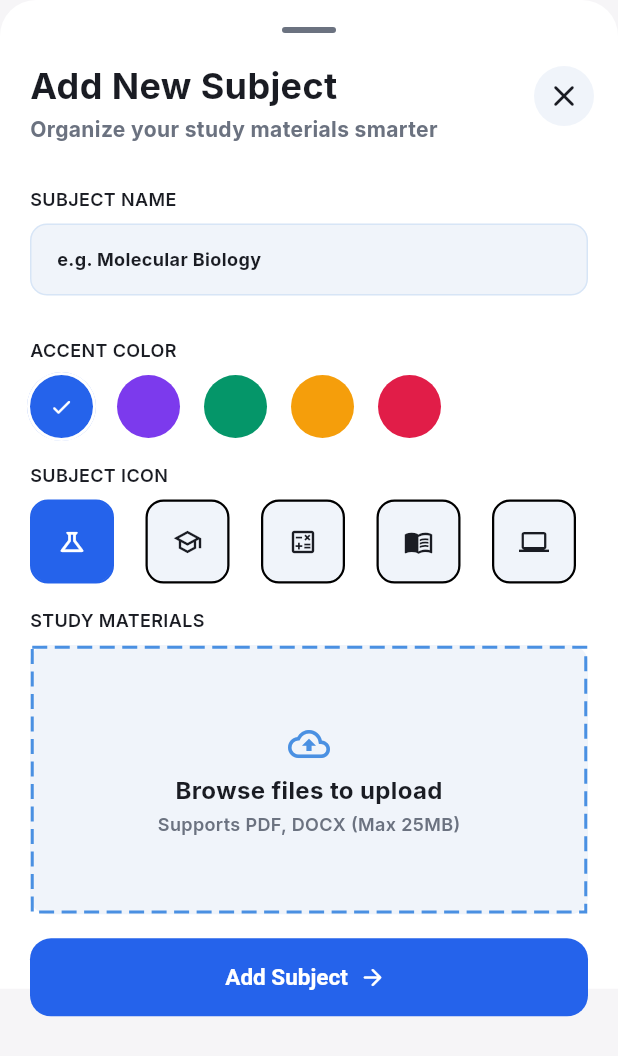
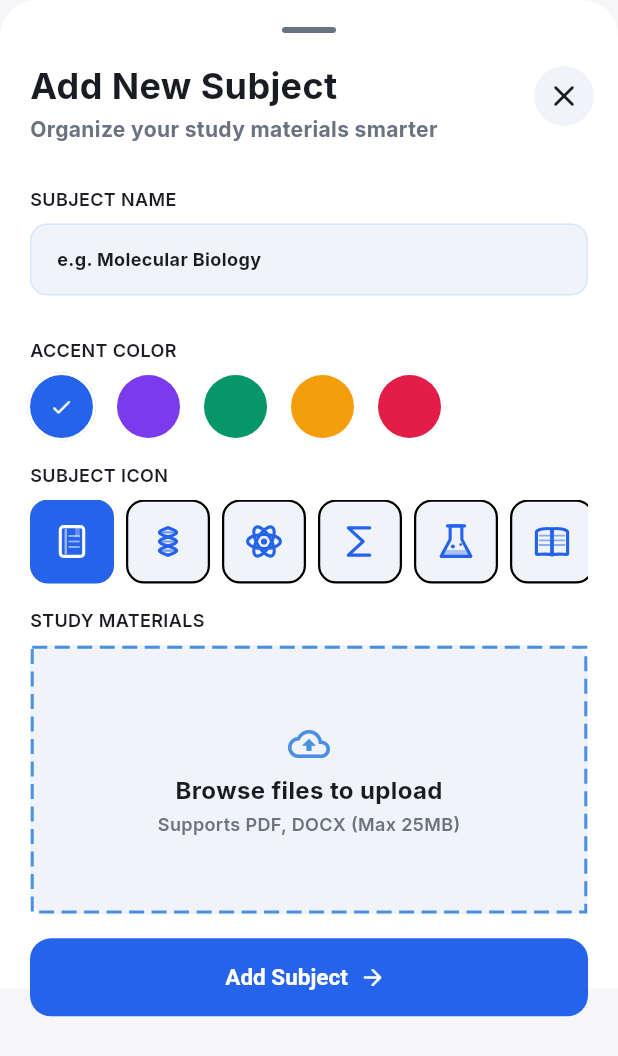
Before and after one commit to ahmedEhab10/study_flow, a Flutter app: the AddSubjectSheet widget shown alone on an empty page, opened directly, on a phone screen of 412 x 824 dp. Shown: the top 1056 px of the screen. Run offline on Flutter 3.47's test engine with Material 3 defaults, Android fonts, the phone set to English and light mode, and no system bars; drawn by our look-alikes of dotted_border; our stand-ins replace dots_indicator, flutter_bloc, flutter_screenutil, flutter_svg, google_fonts, hive_flutter and 2 more; accounts and stored records are empty; project files that could hold a hidden picture were left out.

Commit message:
add app icons to add subject screen

```diff
--- a/lib/Core/Helper/subject_icon_pranter.dart
+++ b/lib/Core/Helper/subject_icon_pranter.dart
@@ -43,6 +43,9 @@ class _SubjectIconPainter extends CustomPainter {
       ..style = PaintingStyle.fill;
 
     switch (icon) {
+      case SubjectIcon.general:
+        _drawGeneral(canvas, size, paint, fill);
+        break;
       case SubjectIcon.biology:
         _drawBiology(canvas, size, paint, fill);
         break;
@@ -67,6 +70,55 @@ class _SubjectIconPainter extends CustomPainter {
       case SubjectIcon.computerScience:
         _drawComputerScience(canvas, size, paint, fill);
         break;
+    }
+  }
+
+  // General: simple study notebook with a bookmark
+  void _drawGeneral(Canvas canvas, Size s, Paint p, Paint f) {
+    final bookRect = RRect.fromRectAndRadius(
+      Rect.fromLTWH(
+        s.width * 0.2,
+        s.height * 0.12,
+        s.width * 0.6,
+        s.height * 0.76,
+      ),
+      Radius.circular(s.width * 0.08),
+    );
+
+    canvas.drawRRect(bookRect, p);
+
+    final spinePaint = Paint()
+      ..color = p.color.withValues(alpha: 0.55)
+      ..strokeWidth = p.strokeWidth * 0.75
+      ..strokeCap = StrokeCap.round;
+
+    canvas.drawLine(
+      Offset(s.width * 0.34, s.height * 0.2),
+      Offset(s.width * 0.34, s.height * 0.8),
+      spinePaint,
+    );
+
+    final bookmark = Path()
+      ..moveTo(s.width * 0.58, s.height * 0.13)
+      ..lineTo(s.width * 0.7, s.height * 0.13)
+      ..lineTo(s.width * 0.7, s.height * 0.42)
+      ..lineTo(s.width * 0.64, s.height * 0.36)
+      ..lineTo(s.width * 0.58, s.height * 0.42)
+      ..close();
+
+    canvas.drawPath(bookmark, f..color = f.color.withValues(alpha: 0.28));
+
+    final linePaint = Paint()
+      ..color = p.color.withValues(alpha: 0.5)
+      ..strokeWidth = p.strokeWidth * 0.6
+      ..strokeCap = StrokeCap.round;
+
+    for (double y = 0.36; y <= 0.64; y += 0.14) {
+      canvas.drawLine(
+        Offset(s.width * 0.43, s.height * y),
+        Offset(s.width * 0.68, s.height * y),
+        linePaint,
+      );
     }
   }
 
--- a/lib/Core/Models/Subject_Model.dart
+++ b/lib/Core/Models/Subject_Model.dart
@@ -28,8 +28,8 @@ class SubjectModel {
       'name': name,
       'subtitle': subtitle,
       'progress': progress,
-      'accent': accent.value,
-      'iconBg': iconBg.value,
+      'accent': accent.toARGB32(),
+      'iconBg': iconBg.toARGB32(),
       'icon': icon.name,
       'pdfs': pdfs.map((pdf) => pdf.toJson()).toList(),
       'notes': notes.map((note) => note.toJson()).toList(),
@@ -43,12 +43,17 @@ class SubjectModel {
       progress: (json['progress'] as num).toDouble(),
       accent: Color(json['accent'] as int),
       iconBg: Color(json['iconBg'] as int),
-      icon: SubjectIcon.values.firstWhere((e) => e.name == json['icon']),
-      pdfs: (json['pdfs'] as List<dynamic>?)
+      icon: SubjectIcon.values.firstWhere(
+        (e) => e.name == json['icon'],
+        orElse: () => SubjectIcon.general,
+      ),
+      pdfs:
+          (json['pdfs'] as List<dynamic>?)
               ?.map((pdf) => PdfModel.fromJson(pdf as Map))
               .toList() ??
           const [],
-      notes: (json['notes'] as List<dynamic>?)
+      notes:
+          (json['notes'] as List<dynamic>?)
               ?.map((note) => NoteModel.fromJson(note as Map))
               .toList() ??
           const [],
@@ -79,6 +84,7 @@ class SubjectModel {
 }
 
 enum SubjectIcon {
+  general,
   biology,
   physics,
   history,
--- a/lib/Core/Widgets/Add_Subject_Sheet.dart
+++ b/lib/Core/Widgets/Add_Subject_Sheet.dart
@@ -1,12 +1,19 @@
-import 'dart:ui' as BorderType;
-
 import 'package:dotted_border/dotted_border.dart';
 import 'package:flutter/material.dart';
 
 import 'package:flutter_screenutil/flutter_screenutil.dart';
 import 'package:google_fonts/google_fonts.dart';
 import 'package:study_flow/Core/Models/SubjectColor.dart';
+import 'package:study_flow/Core/Models/Subject_Model.dart' as subject_model;
+import 'package:study_flow/Core/Helper/subject_icon_pranter.dart';
 import 'package:study_flow/Core/resources/Colors_Manager.dart';
+
+class _SubjectIconOption {
+  final subject_model.SubjectIcon icon;
+  final String label;
+
+  const _SubjectIconOption({required this.icon, required this.label});
+}
 
 class AddSubjectSheet extends StatefulWidget {
   final String title;
@@ -44,11 +51,36 @@ class _AddSubjectSheetState extends State<AddSubjectSheet> {
   ];
 
   static const _icons = [
-    SubjectIcon(icon: Icons.science_outlined, label: 'Science'),
-    SubjectIcon(icon: Icons.school_outlined, label: 'School'),
-    SubjectIcon(icon: Icons.calculate_outlined, label: 'Math'),
-    SubjectIcon(icon: Icons.menu_book_outlined, label: 'Literature'),
-    SubjectIcon(icon: Icons.computer_outlined, label: 'Computer Science'),
+    _SubjectIconOption(
+      icon: subject_model.SubjectIcon.general,
+      label: 'General',
+    ),
+    _SubjectIconOption(
+      icon: subject_model.SubjectIcon.biology,
+      label: 'Biology',
+    ),
+    _SubjectIconOption(
+      icon: subject_model.SubjectIcon.physics,
+      label: 'Physics',
+    ),
+
+    _SubjectIconOption(
+      icon: subject_model.SubjectIcon.mathematics,
+      label: 'Mathematics',
+    ),
+    _SubjectIconOption(
+      icon: subject_model.SubjectIcon.chemistry,
+      label: 'Chemistry',
+    ),
+    _SubjectIconOption(
+      icon: subject_model.SubjectIcon.literature,
+      label: 'Literature',
+    ),
+
+    _SubjectIconOption(
+      icon: subject_model.SubjectIcon.computerScience,
+      label: 'Computer Science',
+    ),
   ];
 
   Color get _accent => _colors[_selectedColor].color;
@@ -249,13 +281,11 @@ class _TextInputWidget extends StatelessWidget {
   final TextEditingController controller;
   final String hint;
   final Color accent;
-  final int maxLines;
 
   const _TextInputWidget({
     required this.controller,
     required this.hint,
     required this.accent,
-    this.maxLines = 1,
   });
 
   @override
@@ -264,7 +294,6 @@ class _TextInputWidget extends StatelessWidget {
       padding: const EdgeInsets.symmetric(horizontal: 20),
       child: TextField(
         controller: controller,
-        maxLines: maxLines,
         style: Theme.of(context).textTheme.bodyMedium,
         decoration: InputDecoration(
           hintText: hint,
@@ -336,7 +365,7 @@ class _ColorPickerWidget extends StatelessWidget {
                   boxShadow: isSelected
                       ? [
                           BoxShadow(
-                            color: colors[i].color.withOpacity(0.5),
+                            color: colors[i].color.withValues(alpha: 0.5),
                             blurRadius: 0,
                             spreadRadius: 2,
                           ),
@@ -364,7 +393,7 @@ class _ColorPickerWidget extends StatelessWidget {
 // ─────────────────────────────────────────────
 
 class _IconPickerWidget extends StatelessWidget {
-  final List<SubjectIcon> icons;
+  final List<_SubjectIconOption> icons;
   final int selected;
   final Color accent;
   final ValueChanged<int> onChanged;
@@ -380,12 +409,13 @@ class _IconPickerWidget extends StatelessWidget {
   Widget build(BuildContext context) {
     return Padding(
       padding: const EdgeInsets.symmetric(horizontal: 20),
+      child: SingleChildScrollView(
+        scrollDirection: Axis.horizontal,
         child: Row(
-        mainAxisAlignment: MainAxisAlignment.spaceBetween,
           children: List.generate(icons.length, (i) {
             final isSelected = i == selected;
             return Padding(
-            padding: const EdgeInsets.only(right: 8),
+              padding: EdgeInsets.only(right: i == icons.length - 1 ? 0 : 8),
               child: Tooltip(
                 message: icons[i].label,
                 child: GestureDetector(
@@ -397,7 +427,9 @@ class _IconPickerWidget extends StatelessWidget {
                     decoration: BoxDecoration(
                       color: isSelected
                           ? accent
-                        : Theme.of(context).colorScheme.surfaceContainerHighest,
+                          : Theme.of(
+                              context,
+                            ).colorScheme.surfaceContainerHighest,
                       borderRadius: BorderRadius.circular(12),
                       border: Border.all(
                         color: isSelected
@@ -406,18 +438,19 @@ class _IconPickerWidget extends StatelessWidget {
                         width: 1.5,
                       ),
                     ),
-                  child: Icon(
-                    icons[i].icon,
-                    size: 20,
-                    color: isSelected
-                        ? Colors.white
-                        : Theme.of(context).colorScheme.onSurfaceVariant,
+                    child: Center(
+                      child: SubjectIconWidget(
+                        icon: icons[i].icon,
+                        color: isSelected ? Colors.white : accent,
+                        size: 26,
+                      ),
                     ),
                   ),
                 ),
               ),
             );
           }),
+        ),
       ),
     );
   }
```
Lines whose indentation alone changed are shown as unchanged.
